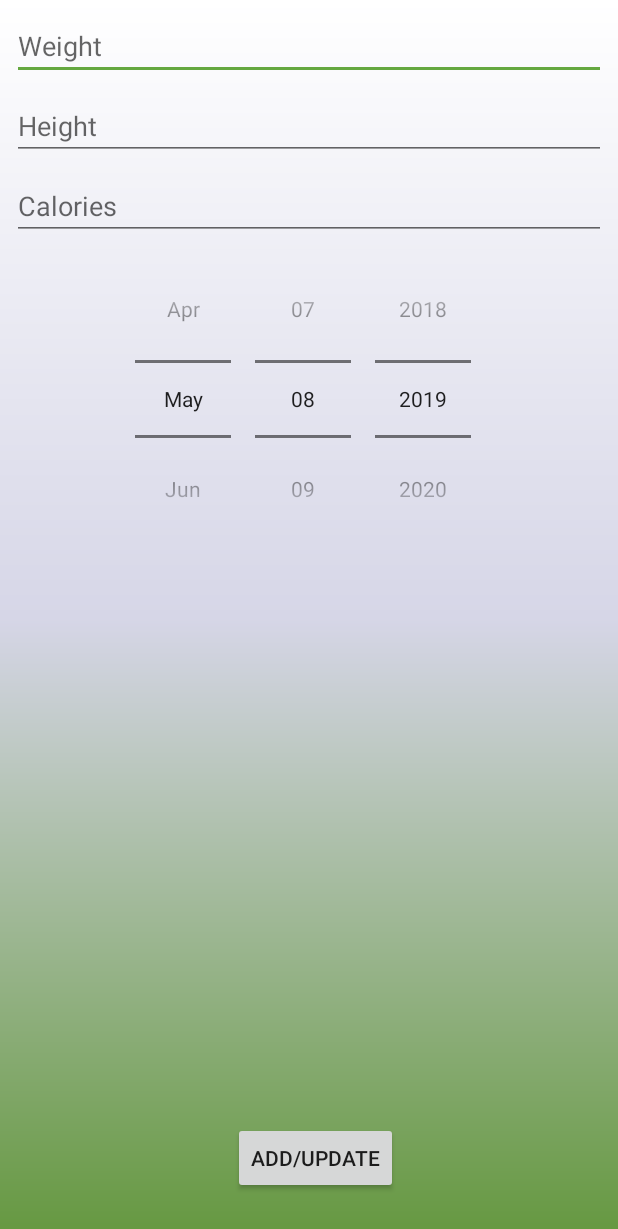
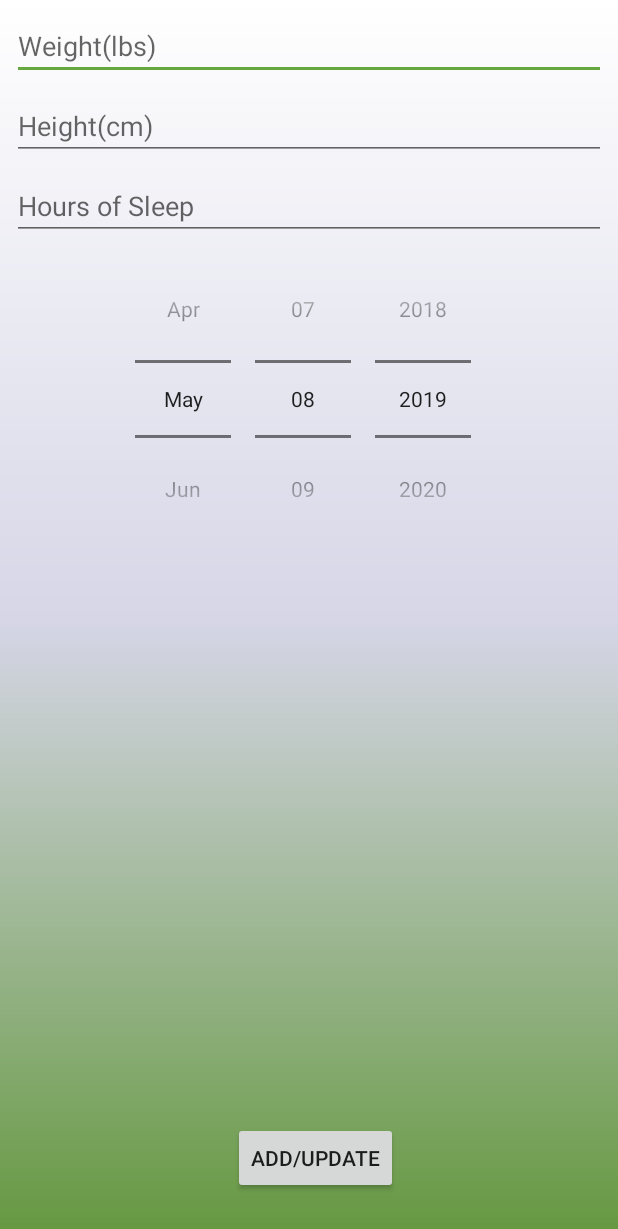
Before and after one commit to ireneyang24/HappyHealthyMe, an Android app: the screen it shows after launch (updateBiometricsActivity), after a tap on "BIOMETRICS", on a phone screen of 412 x 824 dp. Shown: the top 1229 px of the screen. Run offline under Robolectric (Android 15) with nearby library versions, the phone set to English and light mode, and no system bars.

Commit message:
Hooked up database to biometrics screen (theoretically)

```diff
--- a/app/src/main/java/com/example/happyhealthyme/updateBiometricsActivity.java
+++ b/app/src/main/java/com/example/happyhealthyme/updateBiometricsActivity.java
@@ -1,14 +1,31 @@
 package com.example.happyhealthyme;
 
+import android.content.ContentValues;
 import android.content.Context;
 import android.content.Intent;
+import android.database.sqlite.SQLiteDatabase;
 import android.os.Bundle;
 import android.support.v7.app.AppCompatActivity;
+import android.text.TextUtils;
+import android.view.View;
+import android.widget.Button;
+import android.widget.DatePicker;
+import android.widget.EditText;
 
 public class updateBiometricsActivity extends AppCompatActivity {
     private static final String EXTRA_YEAR = "com.happyhealthyme.year";
     private static final String EXTRA_MONTH = "com.happyhealthyme.month";
     private static final String EXTRA_DAY = "com.happyhealthyme.day";
+
+    private int year;
+    private int month;
+    private int day;
+
+    private EditText weightEditText;
+    private EditText heightEditText;
+    private EditText sleepEditText;
+    private DatePicker datePicker;
+    private Button recordBiometricsButton;
 
     public static Intent newIntent(Context packageContext, int year, int month, int day) {
         Intent intent = new Intent(packageContext, updateBiometricsActivity.class);
@@ -22,5 +39,56 @@ public class updateBiometricsActivity extends AppCompatActivity {
     protected void onCreate(Bundle savedInstanceState) {
         super.onCreate(savedInstanceState);
         setContentView(R.layout.activity_update_biometrics);
+
+        year = getIntent().getIntExtra(EXTRA_YEAR, 0);
+        month = getIntent().getIntExtra(EXTRA_MONTH, 0);
+        day = getIntent().getIntExtra(EXTRA_DAY, 0);
+
+        weightEditText = findViewById(R.id.weight_field);
+        heightEditText = findViewById(R.id.height_field);
+        sleepEditText = findViewById(R.id.sleep_field);
+        datePicker = findViewById(R.id.biometrics_date_picker);
+        recordBiometricsButton = findViewById(R.id.record_biometrics_button);
+
+        if (!(year ==0 && month == 0 && day == 0)) //by default, the date on the picker is set to the current date, so unless we pass all 0's to this function, which means the previous screen didnt change the date, we update the datepicker
+            datePicker.updateDate(year, month, day);
+
+        //probably want to add something here that reads the database and fills the biometric fields if data is present for this date
+
+        recordBiometricsButton.setOnClickListener(new View.OnClickListener()
+        {
+            @Override
+            public void onClick(View view)
+            {
+                String dateOfEntry = datePicker.getMonth() + "/" + datePicker.getDayOfMonth() + "/" + datePicker.getYear();
+                String weight = weightEditText.getText().toString();
+                String height = heightEditText.getText().toString();
+                String sleep = sleepEditText.getText().toString();
+
+                System.out.println("COLLECTED BIOMETRICS:");
+                System.out.println("DATE: " + dateOfEntry);
+                System.out.println("WEIGHT: " + weight);
+                System.out.println("HEIGHT: " + height);
+                System.out.println("SLEEP: " + sleep);
+
+                if(TextUtils.isEmpty(weight) && TextUtils.isEmpty(height) && TextUtils.isEmpty(sleep)){
+                    sleepEditText.setError("You must fill at least one field to record biometrics");
+                } else {
+                    String biometricUUID = java.util.UUID.randomUUID().toString();
+
+                    DataBaseHelper dbHelper = new DataBaseHelper(getApplicationContext());
+                    SQLiteDatabase db = dbHelper.getWritableDatabase();
+
+                    ContentValues values = new ContentValues();
+                    values.put(HappyHealthyMeDbSchema.BiometricsTable.Cols.UUID, biometricUUID);
+                    values.put(HappyHealthyMeDbSchema.BiometricsTable.Cols.DATE, dateOfEntry);
+                    values.put(HappyHealthyMeDbSchema.BiometricsTable.Cols.WEIGHT, weight);
+                    values.put(HappyHealthyMeDbSchema.BiometricsTable.Cols.HEIGHT, height);
+                    values.put(HappyHealthyMeDbSchema.BiometricsTable.Cols.SLEEP, sleep);
+                    // Insert the new row
+                    db.insert(HappyHealthyMeDbSchema.BiometricsTable.NAME, null, values);
+                }
+            }
+        });
     }
 }
--- a/app/src/main/res/layout/activity_update_biometrics.xml
+++ b/app/src/main/res/layout/activity_update_biometrics.xml
@@ -15,7 +15,8 @@
         android:layout_marginTop="8dp"
         android:layout_marginEnd="8dp"
         android:layout_weight="1"
-        android:hint="Weight"
+        android:hint="Weight(lbs)"
+        android:inputType="number"
         app:layout_constraintEnd_toEndOf="parent"
         app:layout_constraintStart_toStartOf="parent"
         app:layout_constraintTop_toTopOf="parent" />
@@ -28,20 +29,22 @@
         android:layout_marginTop="8dp"
         android:layout_marginEnd="8dp"
         android:layout_weight="1"
-        android:hint="Height"
+        android:hint="Height(cm)"
+        android:inputType="number"
         app:layout_constraintEnd_toEndOf="parent"
         app:layout_constraintStart_toStartOf="parent"
         app:layout_constraintTop_toBottomOf="@+id/weight_field" />
 
     <EditText
-        android:id="@+id/calorie_field"
+        android:id="@+id/sleep_field"
         android:layout_width="0dp"
         android:layout_height="wrap_content"
         android:layout_marginStart="8dp"
         android:layout_marginTop="8dp"
         android:layout_marginEnd="8dp"
         android:layout_weight="1"
-        android:hint="Calories"
+        android:hint="Hours of Sleep"
+        android:inputType="number"
         app:layout_constraintEnd_toEndOf="parent"
         app:layout_constraintStart_toStartOf="parent"
         app:layout_constraintTop_toBottomOf="@+id/height_field" />
@@ -56,7 +59,7 @@
         android:calendarViewShown="false"
         app:layout_constraintEnd_toEndOf="parent"
         app:layout_constraintStart_toStartOf="parent"
-        app:layout_constraintTop_toBottomOf="@+id/calorie_field" />
+        app:layout_constraintTop_toBottomOf="@+id/sleep_field" />
 
     <Button
         android:id="@+id/record_biometrics_button"
```
Also changed, not shown: app/src/main/res/drawable-anydpi/ic_biometrics.xml (added, +10 -0 lines), app/src/main/res/layout/activity_main.xml (+19 -12 lines), app/src/main/res/drawable-hdpi/ic_biometrics.png (added), app/src/main/res/drawable-mdpi/ic_biometrics.png (added), app/src/main/res/drawable-xhdpi/ic_biometrics.png (added), app/src/main/res/drawable-xxhdpi/ic_biometrics.png (added).
